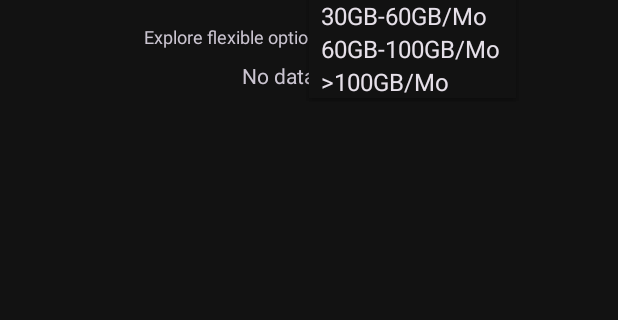
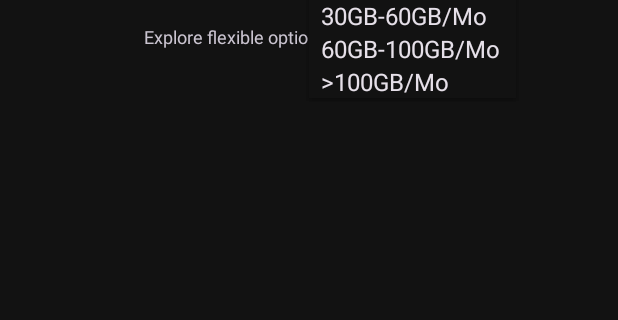
Before and after one commit to yash-a11y/PickAPlan, an Android app: the Plans screen opened directly, with no data from a screen before it, after a tap on "Data", on a phone screen of 412 x 824 dp, the part 326-646 px from its top. Run offline under Robolectric (Android 15) with nearby library versions, the phone set to English and light mode, and no system bars; our stand-ins replace Firebase (no records; nobody signed in at launch, a user with empty details on screens opened directly); 1 statement that could not run was skipped.

```diff
--- a/app/src/main/java/com/example/pickaplan/adapter/myViewholder.java
+++ b/app/src/main/java/com/example/pickaplan/adapter/myViewholder.java
@@ -17,6 +17,7 @@ public class myViewholder extends RecyclerView.ViewHolder {
     TextView details;
 
     Button likeplans;
+    TextView notFound;
 
     private boolean isLiked;
     public myViewholder(View view)
@@ -28,6 +29,7 @@ public class myViewholder extends RecyclerView.ViewHolder {
         price  = view.findViewById(R.id.planPrice);
         details = view.findViewById(R.id.tvPlanDescription);
         likeplans = view.findViewById(R.id.btnLikePlan);
+        notFound = view.findViewById(R.id.notFound);
 
 
 
--- a/app/src/main/res/layout/activity_plans.xml
+++ b/app/src/main/res/layout/activity_plans.xml
@@ -161,9 +161,11 @@
                 android:orientation="vertical"
                 android:gravity="center_horizontal">
                 <TextView
+                    android:id="@id/notFound"
                     android:layout_width="wrap_content"
                     android:layout_height="match_parent"
                     android:text="No data found"
+                    android:visibility="gone"
 
                     />
 
```
